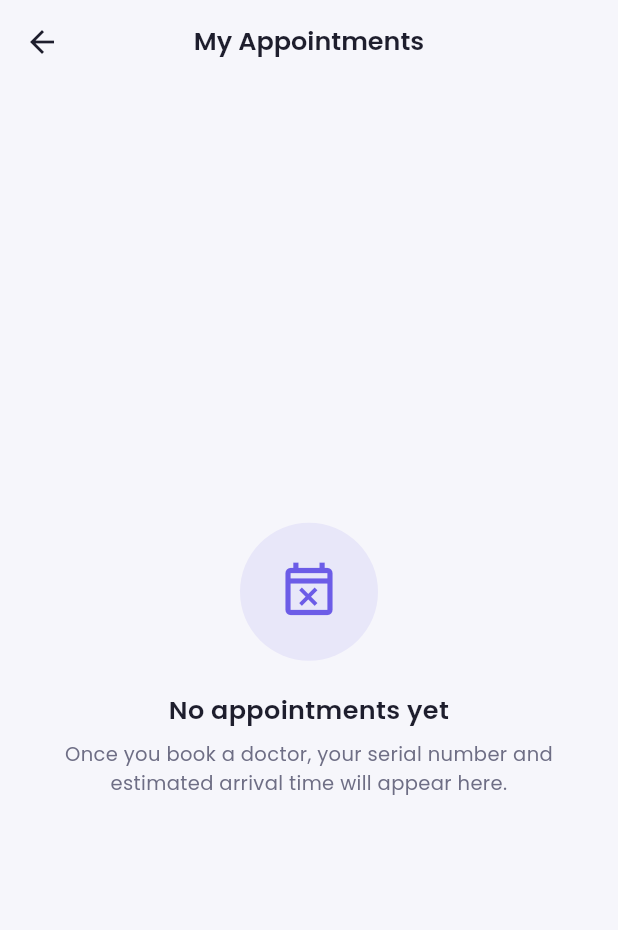
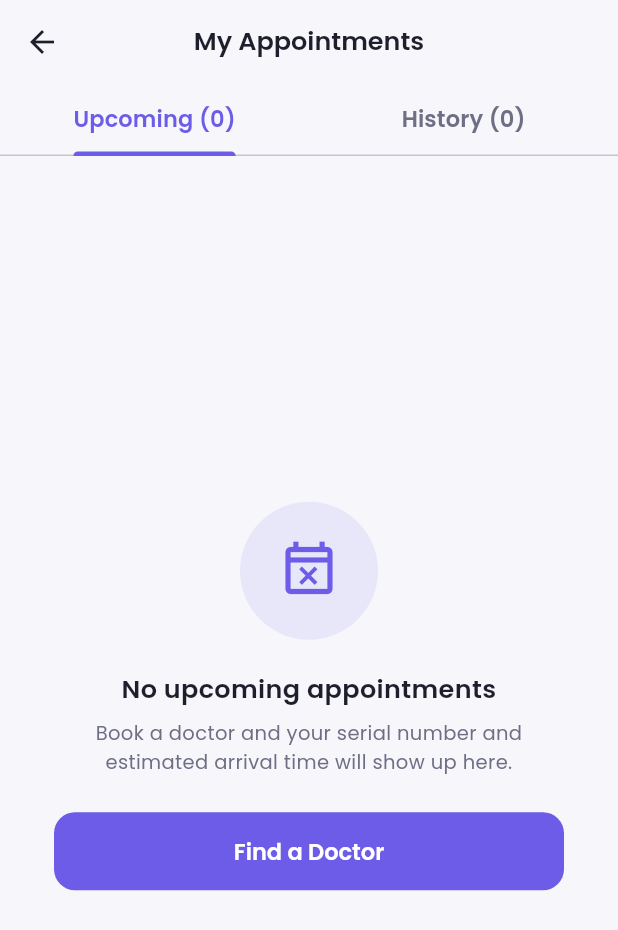
Before and after one commit to Tamim-Amin/medibook, a Flutter app: the AppointmentsScreen screen opened directly, on a phone screen of 412 x 824 dp. Shown: the top 930 px of the screen. Run offline on Flutter 3.47's test engine with Material 3 defaults, Android fonts, the phone set to English and light mode, and no system bars; our stand-ins replace shared_preferences, shimmer; accounts and stored records are empty.

Commit message:
feat: refactor AppointmentsScreen to manage state and enhance appointment handling

```diff
--- a/lib/screens/appointments/appointments_screen.dart
+++ b/lib/screens/appointments/appointments_screen.dart
@@ -1,22 +1,195 @@
 import 'package:flutter/material.dart';
+import 'package:provider/provider.dart';
 
+import '../../main.dart';
+import '../../models/appointment.dart';
+import '../../models/doctor.dart';
+import '../../providers/appointment_provider.dart';
+import '../../providers/doctor_provider.dart';
+import '../../utils/app_colors.dart';
+import '../../utils/app_routes.dart';
+import '../../utils/app_text_styles.dart';
+import '../../utils/context_colors.dart';
+import '../../widgets/appointment_card.dart';
 import '../../widgets/empty_state_view.dart';
+import '../../widgets/skeleton_loader.dart';
+import 'appointment_details_sheet.dart';
 
-/// Placeholder — replaced on Day 6 with the Upcoming / History tabs.
-class AppointmentsScreen extends StatelessWidget {
+/// Upcoming and past bookings.
+class AppointmentsScreen extends StatefulWidget {
   const AppointmentsScreen({super.key});
 
   @override
+  State<AppointmentsScreen> createState() => _AppointmentsScreenState();
+}
+
+class _AppointmentsScreenState extends State<AppointmentsScreen> {
+  @override
+  void initState() {
+    super.initState();
+    // Reschedule needs the full Doctor object, which lives in DoctorProvider —
+    // make sure it is loaded even if the user opened this tab first.
+    Future<void>.microtask(
+            () => context.read<DoctorProvider>().loadDoctors());
+  }
+
+  Future<void> _cancel(Appointment appointment) async {
+    final bool? confirmed = await showDialog<bool>(
+      context: context,
+      builder: (BuildContext dialogContext) => AlertDialog(
+        title: const Text('Cancel this appointment?'),
+        content: Text(
+          'Serial #${appointment.serial} with ${appointment.doctorName} on '
+              '${appointment.dateLabel} will be cancelled.\n\n'
+              'Other patients keep their serial numbers and times — nothing shifts.',
+        ),
+        actions: <Widget>[
+          TextButton(
+            onPressed: () => Navigator.pop(dialogContext, false),
+            child: const Text('Keep it'),
+          ),
+          TextButton(
+            onPressed: () => Navigator.pop(dialogContext, true),
+            style: TextButton.styleFrom(foregroundColor: AppColors.error),
+            child: const Text('Cancel appointment'),
+          ),
+        ],
+      ),
+    );
+
+    if (confirmed != true || !mounted) return;
+
+    await context.read<AppointmentProvider>().cancel(appointment.id);
+    if (!mounted) return;
+
+    ScaffoldMessenger.of(context).showSnackBar(
+      const SnackBar(content: Text('Appointment cancelled')),
+    );
+  }
+
+  void _reschedule(Appointment appointment) {
+    final Doctor? doctor =
+    context.read<DoctorProvider>().byId(appointment.doctorId);
+
+    if (doctor == null) {
+      ScaffoldMessenger.of(context).showSnackBar(
+        const SnackBar(
+            content: Text('This doctor is no longer available to book.')),
+      );
+      return;
+    }
+
+    Navigator.pushNamed(
+      context,
+      AppRoutes.booking,
+      arguments: BookingArgs(doctor: doctor, rescheduleFrom: appointment),
+    );
+  }
+
+  @override
   Widget build(BuildContext context) {
-    return Scaffold(
-      appBar: AppBar(title: const Text('My Appointments')),
-      body: const EmptyStateView(
-        icon: Icons.event_busy_outlined,
-        title: 'No appointments yet',
-        message:
-            'Once you book a doctor, your serial number and estimated arrival '
-            'time will appear here.',
+    final AppointmentProvider provider = context.watch<AppointmentProvider>();
+
+    return DefaultTabController(
+      length: 2,
+      child: Scaffold(
+        appBar: AppBar(
+          title: const Text('My Appointments'),
+          bottom: TabBar(
+            labelColor: context.cPrimary,
+            unselectedLabelColor: context.cTextSecondary,
+            indicatorColor: context.cPrimary,
+            labelStyle: AppTextStyles.body.copyWith(fontWeight: FontWeight.w600),
+            tabs: <Widget>[
+              Tab(text: 'Upcoming (${provider.upcoming.length})'),
+              Tab(text: 'History (${provider.past.length})'),
+            ],
+          ),
+        ),
+        body: provider.isLoading
+            ? ListView.separated(
+          padding: const EdgeInsets.fromLTRB(20, 16, 20, 90),
+          itemCount: 3,
+          separatorBuilder: (_, _) => const SizedBox(height: 12),
+          itemBuilder: (_, _) => const AppointmentCardSkeleton(),
+        )
+            : TabBarView(
+          children: <Widget>[
+            _AppointmentList(
+              appointments: provider.upcoming,
+              emptyIcon: Icons.event_busy_outlined,
+              emptyTitle: 'No upcoming appointments',
+              emptyMessage:
+              'Book a doctor and your serial number and estimated '
+                  'arrival time will show up here.',
+              emptyActionLabel: 'Find a Doctor',
+              onEmptyAction: () =>
+                  Navigator.pushNamed(context, AppRoutes.doctorList),
+              onCancel: _cancel,
+              onReschedule: _reschedule,
+            ),
+            _AppointmentList(
+              appointments: provider.past,
+              emptyIcon: Icons.history_rounded,
+              emptyTitle: 'Nothing in your history yet',
+              emptyMessage:
+              'Past and cancelled appointments will be kept here for '
+                  'your records.',
+            ),
+          ],
+        ),
       ),
     );
   }
 }
+
+class _AppointmentList extends StatelessWidget {
+  const _AppointmentList({
+    required this.appointments,
+    required this.emptyIcon,
+    required this.emptyTitle,
+    required this.emptyMessage,
+    this.emptyActionLabel,
+    this.onEmptyAction,
+    this.onCancel,
+    this.onReschedule,
+  });
+
+  final List<Appointment> appointments;
+  final IconData emptyIcon;
+  final String emptyTitle;
+  final String emptyMessage;
+  final String? emptyActionLabel;
+  final VoidCallback? onEmptyAction;
+  final void Function(Appointment)? onCancel;
+  final void Function(Appointment)? onReschedule;
+
+  @override
+  Widget build(BuildContext context) {
+    if (appointments.isEmpty) {
+      return EmptyStateView(
+        icon: emptyIcon,
+        title: emptyTitle,
+        message: emptyMessage,
+        actionLabel: emptyActionLabel,
+        onAction: onEmptyAction,
+      );
+    }
+
+    return ListView.separated(
+      padding: const EdgeInsets.fromLTRB(20, 16, 20, 90),
+      itemCount: appointments.length,
+      separatorBuilder: (_, _) => const SizedBox(height: 12),
+      itemBuilder: (BuildContext context, int i) {
+        final Appointment appointment = appointments[i];
+        return AppointmentCard(
+          appointment: appointment,
+          onTap: () => AppointmentDetailsSheet.show(context, appointment),
+          onCancel: onCancel == null ? null : () => onCancel!(appointment),
+          onReschedule:
+          onReschedule == null ? null : () => onReschedule!(appointment),
+        );
+      },
+    );
+  }
+}
```
